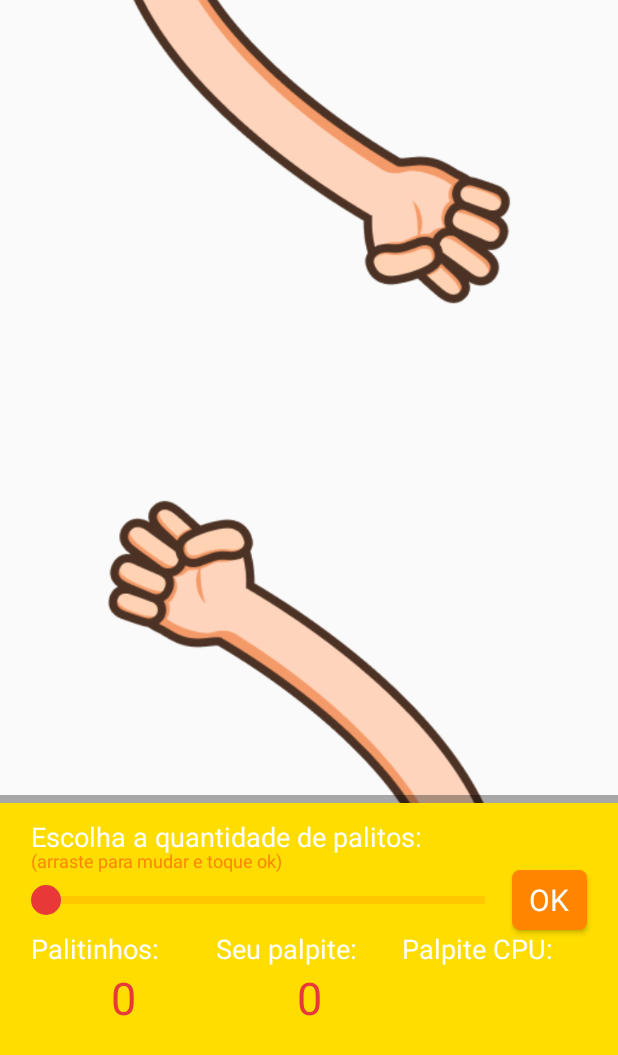
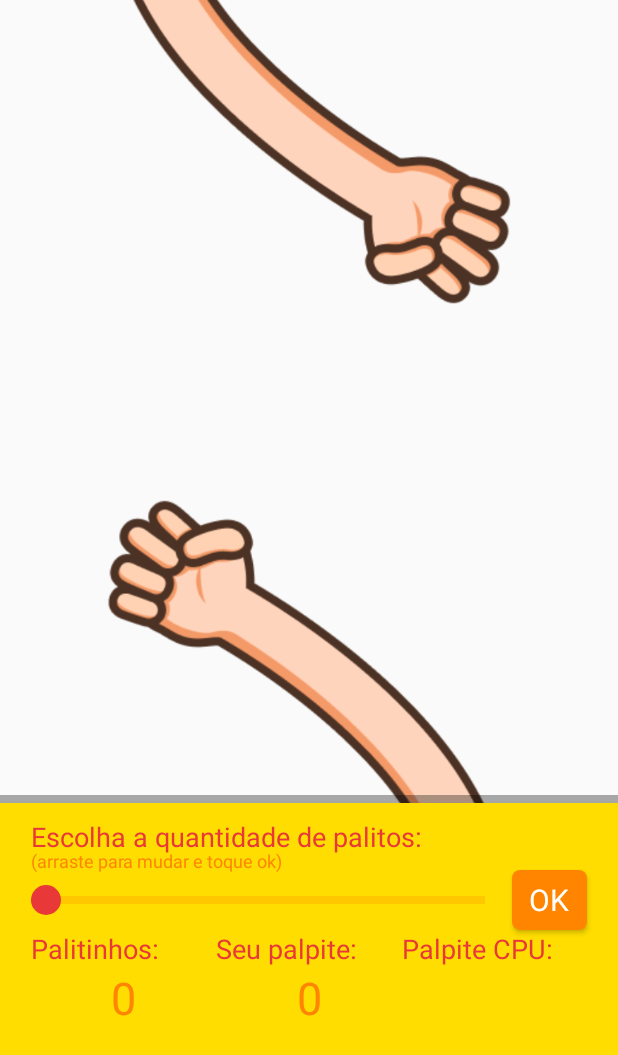
Before and after one commit to ppfmagno/android-palitinho, an Android app: the screen it shows after launch (MainActivity), on a phone screen of 412 x 824 dp. Shown: the top 1055 px of the screen. Run offline under Robolectric (Android 15) with nearby library versions, the phone set to English and light mode, and no system bars; Roboto replaces fonts that are not available here.

Commit message:
Mudança nas cores

```diff
--- a/app/src/main/res/layout/activity_main.xml
+++ b/app/src/main/res/layout/activity_main.xml
@@ -111,7 +111,7 @@
         android:layout_marginTop="10dp"
         android:fontFamily="@font/baloo"
         android:selectAllOnFocus="false"
-        android:textColor="@android:color/background_light"
+        android:textColor="#E83838"
         android:textIsSelectable="false"
         android:textSize="18sp"
         app:layout_constraintEnd_toStartOf="@+id/right_guideline"
@@ -148,7 +148,7 @@
         android:fontFamily="@font/baloo"
         android:selectAllOnFocus="false"
         android:text="@string/rotulo_palitinhos"
-        android:textColor="@android:color/background_light"
+        android:textColor="#E83838"
         android:textIsSelectable="false"
         android:textSize="18sp"
         app:layout_constraintStart_toStartOf="@+id/left_guideline"
@@ -161,7 +161,7 @@
         android:layout_marginStart="8dp"
         android:layout_marginEnd="8dp"
         android:fontFamily="@font/baloo"
-        android:textColor="#E83838"
+        android:textColor="#FF8500"
         android:textSize="30sp"
         app:layout_constraintEnd_toStartOf="@+id/one_third_guideline"
         app:layout_constraintStart_toStartOf="@+id/left_guideline"
@@ -175,7 +175,7 @@
         android:fontFamily="@font/baloo"
         android:selectAllOnFocus="false"
         android:text="@string/rotulo_palpite_jogador"
-        android:textColor="@android:color/background_light"
+        android:textColor="#E83838"
         android:textIsSelectable="false"
         android:textSize="18sp"
         app:layout_constraintStart_toStartOf="@+id/one_third_guideline"
@@ -189,7 +189,7 @@
         android:fontFamily="@font/baloo"
         android:selectAllOnFocus="false"
         android:text="@string/rotulo_palpite_cpu"
-        android:textColor="@android:color/background_light"
+        android:textColor="#E83838"
         android:textIsSelectable="false"
         android:textSize="18sp"
         app:layout_constraintStart_toStartOf="@+id/two_thirds_guideline"
@@ -202,7 +202,7 @@
         android:layout_marginStart="8dp"
         android:layout_marginEnd="8dp"
         android:fontFamily="@font/baloo"
-        android:textColor="#E83838"
+        android:textColor="#FF8500"
         android:textSize="30sp"
         app:layout_constraintEnd_toStartOf="@+id/two_thirds_guideline"
         app:layout_constraintStart_toStartOf="@+id/one_third_guideline"
@@ -215,7 +215,7 @@
         android:layout_marginStart="8dp"
         android:layout_marginEnd="8dp"
         android:fontFamily="@font/baloo"
-        android:textColor="#E83838"
+        android:textColor="#FF8500"
         android:textSize="30sp"
         app:layout_constraintEnd_toStartOf="@+id/right_guideline"
         app:layout_constraintStart_toStartOf="@+id/two_thirds_guideline"
```
